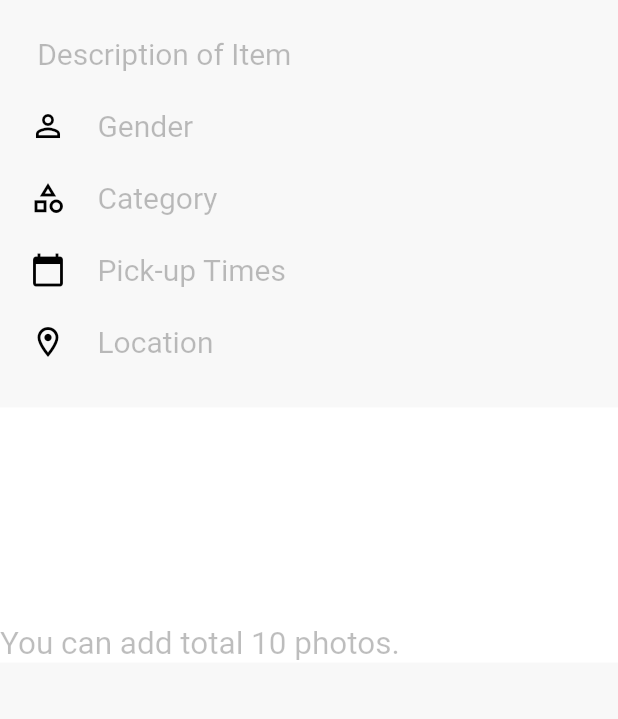
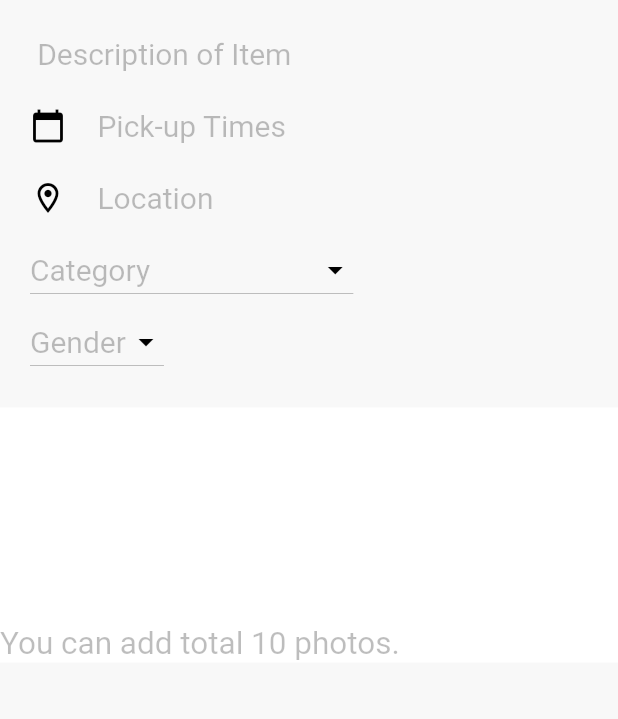
Before and after one commit to umutyesildal/sharify, a Flutter app: the addClothes screen opened directly, on a phone screen of 412 x 824 dp, the part 173-892 px from its top. Run offline on Flutter 3.47's test engine with Material 2 defaults, Android fonts, the phone set to English and light mode, and no system bars; our stand-ins replace cloud_firestore, convex_bottom_bar, firebase_auth, firebase_core, flutter_spinkit, google_sign_in and 1 more; accounts and stored records are empty.

Commit message:
Bazı textfieldiler dropdownbuttonla değiştirildi.

```diff
--- a/lib/HomePage/addClothes.dart
+++ b/lib/HomePage/addClothes.dart
@@ -7,6 +7,8 @@ class addClothes extends StatefulWidget {
 }
 
 class _addClothesState extends State<addClothes> {
+  String ddvalue = 'Category';
+  String ddvalue2 = 'Gender';
   @override
   Widget build(BuildContext context) {
     return Scaffold(
@@ -51,8 +53,7 @@ class _addClothesState extends State<addClothes> {
             child: Column(
               crossAxisAlignment: CrossAxisAlignment.start,
               children:[
-                GestureDetector(
-                  child: TextField(
+                TextField(
                   decoration: InputDecoration(
                     border: InputBorder.none,
                     hintText: '  Title of Item',
@@ -63,9 +64,7 @@ class _addClothesState extends State<addClothes> {
                     ),
                   ),
                 ),
-                ),
-                GestureDetector(
-                  child: TextField(
+                TextField(
                   decoration: InputDecoration(
                     border: InputBorder.none,
                     hintText: '     Description of Item',
@@ -76,44 +75,10 @@ class _addClothesState extends State<addClothes> {
                     ),
                   ),
                 ),
-                ),
+
+
                 Container(
                   margin: EdgeInsets.only(left: 20.0),
-                  child: GestureDetector(
-                    child: TextField(
-                      decoration: InputDecoration(
-                        icon: Icon(Icons.person_outline, color: Colors.black,),
-                        border: InputBorder.none,
-                        hintText: ' Gender',
-                        hintStyle: TextStyle(
-                          fontSize: 20.0,
-                          fontWeight: FontWeight.w400,
-                          color: Colors.black26,
-                        ),
-                      ),
-                    ),
-                  ),
-                ),
-                Container(
-                  margin: EdgeInsets.only(left: 20.0),
-                  child: GestureDetector(
-                    child: TextField(
-                      decoration: InputDecoration(
-                        icon: Icon(Icons.category_outlined, color: Colors.black,),
-                        border: InputBorder.none,
-                        hintText: ' Category',
-                        hintStyle: TextStyle(
-                          fontSize: 20.0,
-                          fontWeight: FontWeight.w400,
-                          color: Colors.black26,
-                        ),
-                      ),
-                    ),
-                  ),
-                ),
-                Container(
-                  margin: EdgeInsets.only(left: 20.0),
-                  child: GestureDetector(
                   child: TextField(
                     decoration: InputDecoration(
                       icon: Icon(Icons.calendar_today, color: Colors.black,),
@@ -123,7 +88,6 @@ class _addClothesState extends State<addClothes> {
                         fontSize: 20.0,
                         fontWeight: FontWeight.w400,
                         color: Colors.black26,
-                        ),
                       ),
                     ),
                   ),
@@ -145,6 +109,58 @@ class _addClothesState extends State<addClothes> {
                     ),
                   ),
                 ),
+                Container(
+                  margin: EdgeInsets.only(left: 20.0),
+                  child: DropdownButton<String>(
+                    value: ddvalue,
+                      dropdownColor: Colors.green,
+                      icon: Icon(Icons.arrow_drop_down_outlined, color: Colors.black,),
+                      style: TextStyle(
+                        fontSize: 20.0,
+                        fontWeight: FontWeight.w400,
+                        color: Colors.black26,
+                      ),
+                    onChanged: (String newValue) {
+                      setState(() {
+                        ddvalue = newValue;
+                      });
+                    },
+                    items: <String>['Category','None','Jacket', 'Jeans and short', 'Dress','Shoes', 'T-shirt and sweatshirt']
+                        .map<DropdownMenuItem<String>>((String value) {
+                      return DropdownMenuItem<String>(
+                        value: value,
+                        child: Text(value),
+                      );
+                    }).toList(),
+                    ),
+                  ),
+
+                Container(
+                  margin: EdgeInsets.only(left: 20.0),
+                  child: DropdownButton<String>(
+                    value: ddvalue2,
+                      dropdownColor: Colors.green,
+                      icon: Icon(Icons.arrow_drop_down_outlined, color: Colors.black,),
+                      style: TextStyle(
+                        fontSize: 20.0,
+                        fontWeight: FontWeight.w400,
+                        color: Colors.black26,
+                      ),
+                    onChanged: (String newValue) {
+                      setState(() {
+                        ddvalue = newValue;
+                      });
+                    },
+                    items: <String>[ 'Gender','None','Female','Male']
+                        .map<DropdownMenuItem<String>>((String value) {
+                      return DropdownMenuItem<String>(
+                        value: value,
+                        child: Text(value),
+                      );
+                    }).toList(),
+                    ),
+                  ),
+
                 SizedBox(height: 20.0,),
                 Container(
                   height: 170.0,
--- a/lib/HomePage/add_page.dart
+++ b/lib/HomePage/add_page.dart
@@ -4,7 +4,6 @@ import 'package:sharify/HomePage/addBook.dart';
 import 'package:sharify/HomePage/addFood.dart';
 import 'package:sharify/HomePage/addTechs.dart';
 import 'package:sharify/HomePage/navigator.dart';
-
 import 'addClothes.dart';
 
 
```
Also changed, not shown: lib/HomePage/addBook.dart (+31 -26 lines), lib/HomePage/addTechs.dart (+28 -26 lines). Lines whose indentation alone changed are shown as unchanged.
